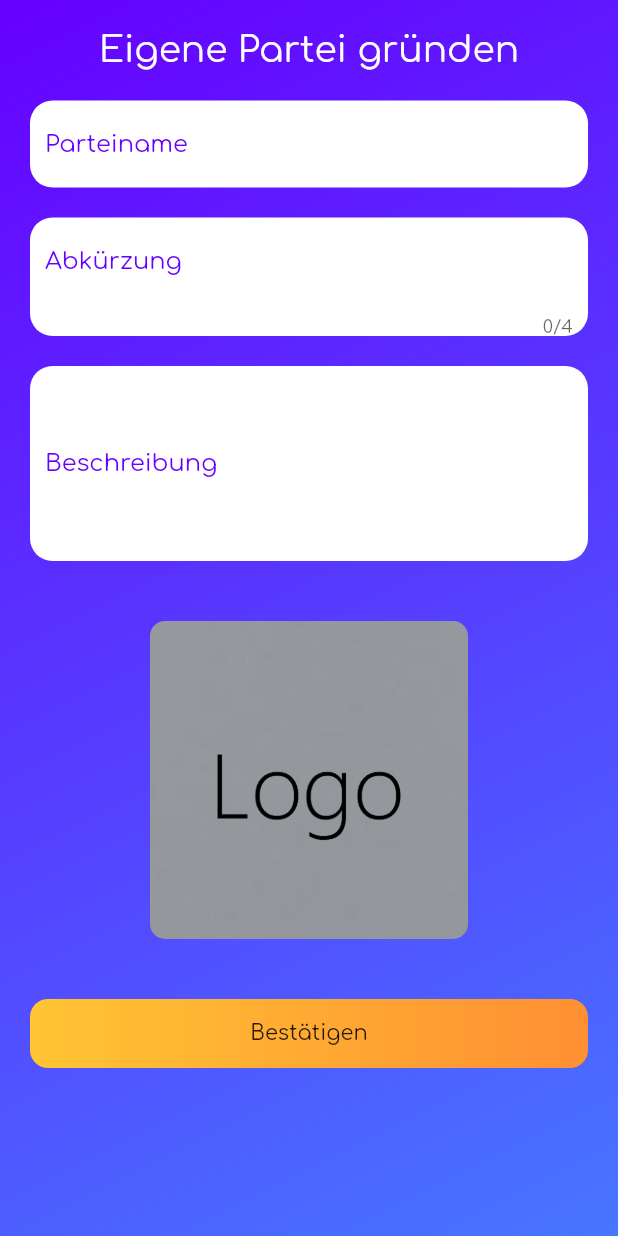
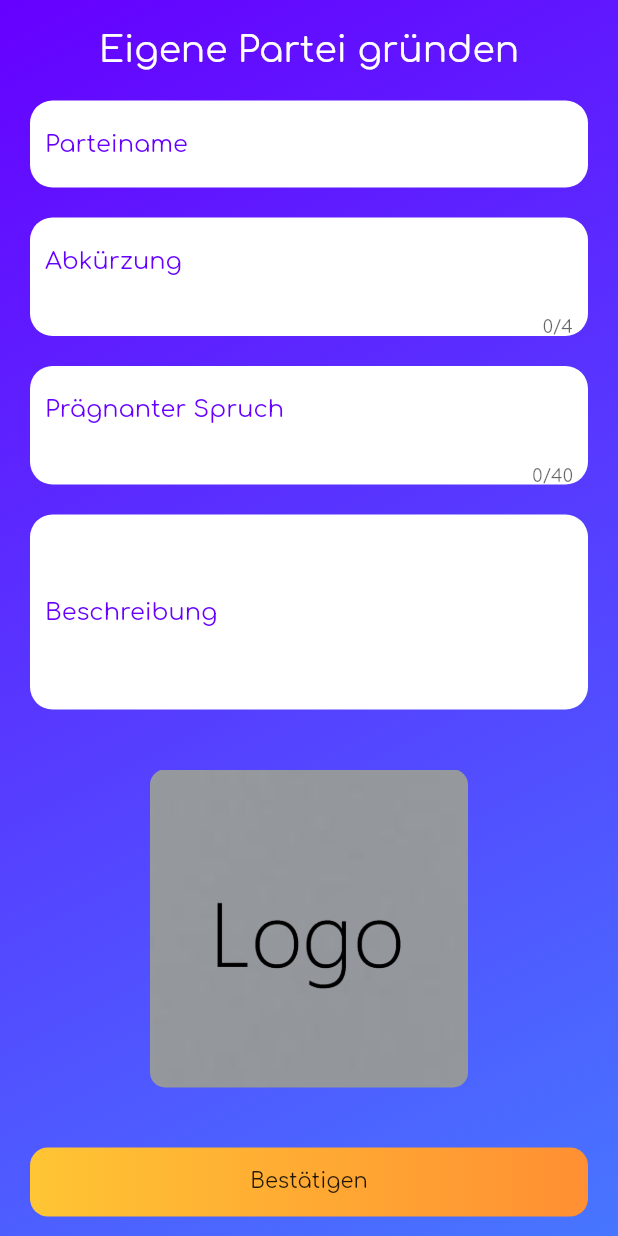
Before and after one commit to KerryKilian/politics_game, a Flutter app: the screen it shows once a user with an empty profile is signed in, item 2 of the bottom bar chosen, after a tap on "Partei gründen", on a phone screen of 412 x 824 dp. Run offline on Flutter 3.47's test engine with Material 2 defaults, Android fonts, the light colour scheme and no system bars; our stand-ins replace cloud_firestore, firebase_auth, firebase_core, firebase_storage, image_picker; accounts and stored records are empty; network calls fail.

Commit message:
party screen started

```diff
--- a/lib/models/party.dart
+++ b/lib/models/party.dart
@@ -10,6 +10,7 @@ class Party {
   final String name;
   final String partyId;
   final String photoUrl;
+  final String slogan;
   final String bio;
   final String shortName;
   final List<String> members;
@@ -25,6 +26,7 @@ class Party {
     required this.name,
     required this.partyId,
     required this.photoUrl,
+    required this.slogan,
     required this.bio,
     required this.shortName,
     required this.members,
@@ -41,6 +43,7 @@ class Party {
         "name": name,
         "partyId": partyId,
         "photoUrl": photoUrl,
+        "slogan": slogan,
         "bio": bio,
         "shortName": shortName,
         "members": members,
@@ -60,6 +63,7 @@ class Party {
       name: snapshot["name"],
       partyId: snapshot["partyId"],
       photoUrl: snapshot["photoUrl"],
+      slogan: snapshot["slogan"],
       bio: snapshot["bio"],
       shortName: snapshot["shortName"],
       members: snapshot["members"],
--- a/lib/responsive/mobile_screen_layout.dart
+++ b/lib/responsive/mobile_screen_layout.dart
@@ -88,7 +88,7 @@ class _MobileScreenLayoutState extends State<MobileScreenLayout> {
                       backgroundColor: primaryColor),
                   BottomNavigationBarItem(
                       icon: Icon(
-                        Icons.group,
+                        Icons.groups_2,
                         color: _page == 1 ? primaryColor : secondaryColor,
                         size: _page == 1 ? widget.activeSize : widget.inactiveSize,
 
--- a/lib/screens/chat/chat.dart
+++ b/lib/screens/chat/chat.dart
@@ -7,7 +7,7 @@ import 'package:politics_game/resources/firestore_methods.dart';
 import 'package:politics_game/utils/colors.dart';
 import 'package:politics_game/widgets/background.dart';
 import 'package:politics_game/widgets/custom_icon_button.dart';
-import 'package:politics_game/widgets/message_card.dart';
+import 'package:politics_game/screens/chat/message_card.dart';
 import 'package:politics_game/widgets/text_field_input.dart';
 import "package:provider/provider.dart";
 import 'package:firebase_auth/firebase_auth.dart';
--- a/lib/screens/chat/comment_screen.dart
+++ b/lib/screens/chat/comment_screen.dart
@@ -8,7 +8,7 @@ import 'package:politics_game/utils/colors.dart';
 import 'package:politics_game/widgets/background.dart';
 import 'package:politics_game/widgets/custom_icon_button.dart';
 import 'package:politics_game/widgets/custom_text.dart';
-import 'package:politics_game/widgets/message_card.dart';
+import 'package:politics_game/screens/chat/message_card.dart';
 import 'package:politics_game/widgets/text_field_input.dart';
 import 'package:cloud_firestore/cloud_firestore.dart';
 import 'package:provider/provider.dart';
--- a/lib/screens/parties/found_party_screen.dart
+++ b/lib/screens/parties/found_party_screen.dart
@@ -21,6 +21,7 @@ class FoundPartyScreen extends StatefulWidget {
 
 class _FoundPartyScreenState extends State<FoundPartyScreen> {
   TextEditingController _nameEditingController = TextEditingController();
+  TextEditingController _sloganEditingController = TextEditingController();
   TextEditingController _shortNameEditingController = TextEditingController();
   TextEditingController _bioEditingController = TextEditingController();
   Uint8List? _image;
@@ -84,6 +85,15 @@ class _FoundPartyScreenState extends State<FoundPartyScreen> {
                           margin: EdgeInsets.symmetric(
                               horizontal: 20, vertical: 10),
                           child: TextFieldInput(
+                              textEditingController:
+                              _sloganEditingController,
+                              text: "Prägnanter Spruch",
+                              maxLength: 40,
+                              textInputType: TextInputType.text)),
+                      Container(
+                          margin: EdgeInsets.symmetric(
+                              horizontal: 20, vertical: 10),
+                          child: TextFieldInput(
                             textEditingController: _bioEditingController,
                             text: "Beschreibung",
                             textInputType: TextInputType.multiline,
@@ -124,6 +134,7 @@ class _FoundPartyScreenState extends State<FoundPartyScreen> {
                               });
                               await FirestoreMethods().foundParty(
                                   _nameEditingController.text,
+                                  _sloganEditingController.text,
                                   _bioEditingController.text,
                                   _shortNameEditingController.text,
                                   user.uid,
--- a/lib/screens/party_list_screen.dart
+++ b/lib/screens/party_list_screen.dart
@@ -1,8 +1,10 @@
 import 'package:flutter/material.dart';
 import 'package:politics_game/screens/parties/found_party_screen.dart';
+import 'package:politics_game/screens/parties/party_card.dart';
 import 'package:politics_game/widgets/background.dart';
 import 'package:politics_game/widgets/custom_button.dart';
 import 'package:politics_game/widgets/custom_text.dart';
+import 'package:cloud_firestore/cloud_firestore.dart';
 
 class PartyListScreen extends StatefulWidget {
   const PartyListScreen({Key? key}) : super(key: key);
@@ -19,18 +21,49 @@ class _PartyListScreenState extends State<PartyListScreen> {
         child: Background(
           child: Column(
             children: [
-              SizedBox(height: 10,),
-            CustomText(text: "Parteien", title: true,),
-            SizedBox(height: 10,),
+              SizedBox(
+                height: 10,
+              ),
+              CustomText(
+                text: "Parteien",
+                title: true,
+              ),
+              SizedBox(
+                height: 10,
+              ),
               Container(
                   margin: EdgeInsets.symmetric(horizontal: 30),
-                child: CustomButton(text: "Partei gründen", onTapFunction: () {
-                  Navigator.of(context).push(MaterialPageRoute(builder: (context) => FoundPartyScreen()));
+                  child: CustomButton(
+                      text: "Partei gründen",
+                      onTapFunction: () {
+                        Navigator.of(context).push(MaterialPageRoute(
+                            builder: (context) => FoundPartyScreen()));
                       })),
+              Expanded(
+                  child: StreamBuilder(
+                stream: FirebaseFirestore.instance
+                    .collection("parties")
+                    .orderBy("name", descending: true)
+                    .snapshots(),
+                builder: (context,
+                    AsyncSnapshot<QuerySnapshot<Map<String, dynamic>>>
+                        snapshot) {
+                  if (snapshot.connectionState == ConnectionState.waiting) {
+                    return const Center(
+                      child: CircularProgressIndicator(),
+                    );
+                  }
+                  return ListView.builder(
+                    itemCount: snapshot.data!.docs.length,
+                    itemBuilder: (context, index) => PartyCard(snap: snapshot.data!.docs[index]),
+                    reverse: false,
+                  );
+                },
+              )),
             ],
           ),
-    ),)
-    ,
+        ),
+      ),
     );
   }
 }
--- a/lib/screens/profile/demonstrations_tab.dart
+++ b/lib/screens/profile/demonstrations_tab.dart
@@ -1,7 +1,7 @@
 import 'package:flutter/material.dart';
 import 'package:politics_game/data/demonstrations.dart';
 import 'package:politics_game/objects/demonstration.dart';
-import 'package:politics_game/widgets/profile_demonstration.dart';
+import 'package:politics_game/screens/profile/profile_demonstration.dart';
 
 class DemonstrationsTab extends StatefulWidget {
   final userData;
--- a/lib/screens/profile/description_tab.dart
+++ b/lib/screens/profile/description_tab.dart
@@ -6,9 +6,10 @@ import 'package:politics_game/widgets/text_field_input.dart';
 
 
 class DescriptionTab extends StatefulWidget {
-  final userData;
+  final snap;
+  final bool party;
 
-  const DescriptionTab({Key? key, required this.userData}) : super(key: key);
+  const DescriptionTab({Key? key, required this.snap, required this.party}) : super(key: key);
 
   @override
   State<DescriptionTab> createState() => _DescriptionTabState();
@@ -27,7 +28,7 @@ class _DescriptionTabState extends State<DescriptionTab> {
 
   @override
   Widget build(BuildContext context) {
-    _bioEditingController.text = widget.userData["bio"];
+    _bioEditingController.text = widget.snap["bio"];
 
     return Container(
         padding: EdgeInsets.all(10),
@@ -44,13 +45,13 @@ class _DescriptionTabState extends State<DescriptionTab> {
                   });
                 }),
             SizedBox(height: 5,),
-            CustomText(textAlign: TextAlign.left, text: widget.userData["bio"])
+            CustomText(textAlign: TextAlign.left, text: widget.snap["bio"])
 
           ],
         ) : Column(
           children: [
             CustomButton(text: "Fertig", onTapFunction: () async {
-              await FirestoreMethods().changeBio(_bioEditingController.text, widget.userData["uid"]);
+              await FirestoreMethods().changeBio(_bioEditingController.text, widget.party ? widget.snap["partyId"] : widget.snap["uid"], widget.party ? "parties" : "users");
               setState(() {
                 _isEditingBio = false;
               });
--- a/lib/screens/profile/questions_tab.dart
+++ b/lib/screens/profile/questions_tab.dart
@@ -1,7 +1,7 @@
 import 'package:flutter/material.dart';
 import 'package:politics_game/data/political_questions.dart';
 import 'package:politics_game/objects/political_question.dart';
-import 'package:politics_game/widgets/profile_question.dart';
+import 'package:politics_game/screens/profile/profile_question.dart';
 
 class QuestionsTab extends StatefulWidget {
   const QuestionsTab({Key? key}) : super(key: key);
--- a/lib/screens/profile_screen.dart
+++ b/lib/screens/profile_screen.dart
@@ -51,10 +51,6 @@ class _ProfileScreenState extends State<ProfileScreen>
           .doc(widget.uid)
           .get();
 
-      var postSnap = await FirebaseFirestore.instance
-          .collection("posts")
-          .where("uid", isEqualTo: FirebaseAuth.instance.currentUser!.uid)
-          .get();
 
       userData = userSnap.data()!;
       followers = userSnap.data()!["followers"].length;
@@ -107,7 +103,6 @@ class _ProfileScreenState extends State<ProfileScreen>
               child: Background(
                 child: Container(
                   margin: EdgeInsets.all(20),
-                  child: SingleChildScrollView(
                   child: Column(
                     crossAxisAlignment: CrossAxisAlignment.start,
                     children: [
@@ -218,7 +213,8 @@ class _ProfileScreenState extends State<ProfileScreen>
                               controller: _tabController,
                               children: [
                                 DescriptionTab(
-                                    userData: userData,
+                                  snap: userData,
+                                  party: false,
                                 ),
                                 CustomText(text: "text"),
                                 DemonstrationsTab(
@@ -235,7 +231,6 @@ class _ProfileScreenState extends State<ProfileScreen>
                 ),
               ),
             ),
-            ),
           );
   }
 }
```
Also changed, not shown: lib/resources/firestore_methods.dart (+4 -3 lines), lib/screens/parties/party_card.dart (added, +74 -0 lines), lib/screens/parties/party_profile_screen.dart (added, +151 -0 lines), lib/screens/chat/message_card.dart (renamed from lib/widgets/message_card.dart), lib/screens/profile/profile_demonstration.dart (renamed from lib/widgets/profile_demonstration.dart), lib/screens/profile/profile_question.dart (renamed from lib/widgets/profile_question.dart). Lines whose indentation alone changed are shown as unchanged.
